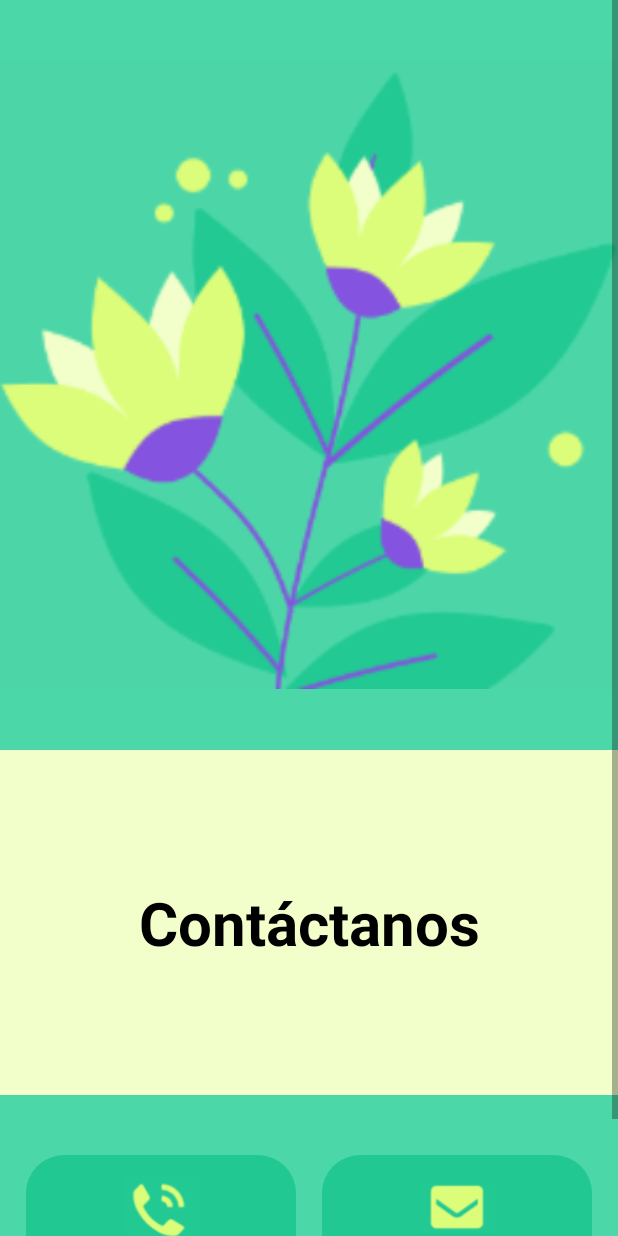
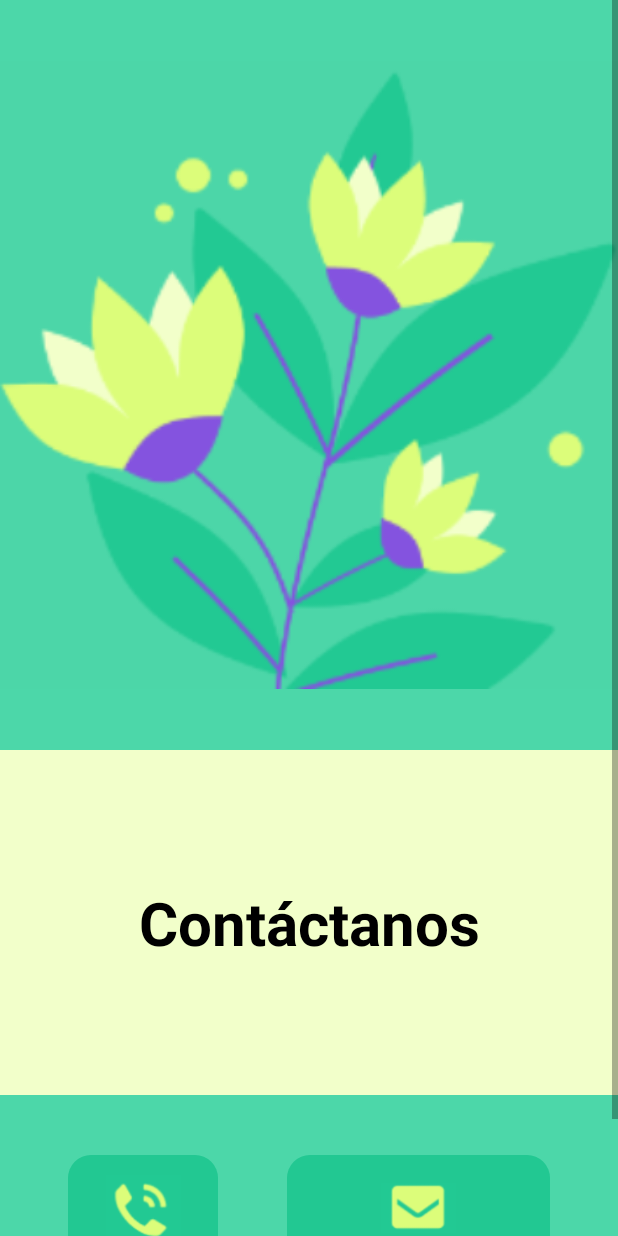
Before and after one commit to jerocen/Interfaces_Integradora, an Android app: the Contact screen opened directly, with no data from a screen before it, on a phone screen of 412 x 824 dp. Run offline under Robolectric (Android 15) with nearby library versions, the phone set to English and light mode, and no system bars; Roboto replaces fonts that are not available here.

Commit message:
correccion contact responsibe

```diff
--- a/app/src/main/res/drawable/bord.xml
+++ b/app/src/main/res/drawable/bord.xml
@@ -1,5 +1,5 @@
 <?xml version="1.0" encoding="utf-8"?>
 <shape xmlns:android="http://schemas.android.com/apk/res/android">
     <solid android:color="#22c892" />
-    <corners android:radius="25dp" />
+    <corners android:radius="15dp" />
 </shape>
--- a/app/src/main/res/layout/activity_contact.xml
+++ b/app/src/main/res/layout/activity_contact.xml
@@ -47,7 +47,7 @@
 
             <androidx.constraintlayout.widget.ConstraintLayout
                 android:id="@+id/telefono"
-                android:layout_width="180dp"
+                android:layout_width="100dp"
                 android:layout_height="100dp"
                 android:background="@drawable/bord"
                 app:layout_constraintStart_toStartOf="parent"
@@ -81,7 +81,7 @@
 
             <androidx.constraintlayout.widget.ConstraintLayout
                 android:id="@+id/correo"
-                android:layout_width="180dp"
+                android:layout_width="175dp"
                 android:layout_height="100dp"
                 android:background="@drawable/bord"
                 app:layout_constraintEnd_toEndOf="parent"
```
